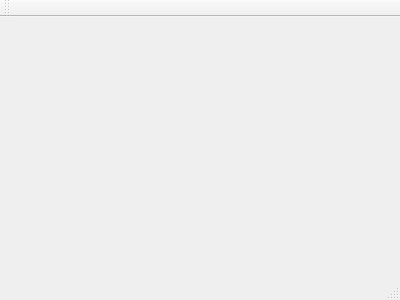
First picture: the form in mainwindow.ui, repository TheoFRASSI/GaleriePhotoIHM, before the edit.
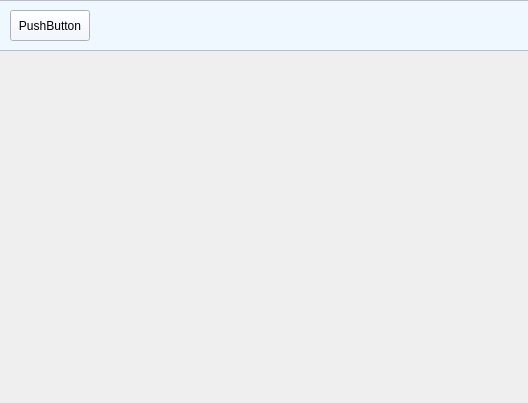
Second picture: the form after the edit. Icons and pictures are not drawn.

Patch:
```diff
--- a/mainwindow.ui
+++ b/mainwindow.ui
@@ -1,24 +1,499 @@
 <ui version="4.0">
  <class>MainWindow</class>
- <widget class="QMainWindow" name="MainWindow" >
-  <property name="geometry" >
+ <widget class="QMainWindow" name="MainWindow">
+  <property name="geometry">
    <rect>
     <x>0</x>
     <y>0</y>
-    <width>400</width>
-    <height>300</height>
+    <width>528</width>
+    <height>403</height>
    </rect>
   </property>
   <property name="windowTitle" >
    <string>MainWindow</string>
   </property>
-  <widget class="QMenuBar" name="menuBar" />
-  <widget class="QToolBar" name="mainToolBar" />
-  <widget class="QWidget" name="centralWidget" />
-  <widget class="QStatusBar" name="statusBar" />
+  <property name="windowIcon">
+   <iconset>
+    <normaloff>../../../Pictures/ImageProjetQt/gallery-icon.png</normaloff>../../../Pictures/ImageProjetQt/gallery-icon.png</iconset>
+  </property>
+  <widget class="QWidget" name="centralWidget">
+   <widget class="QFrame" name="frame">
+    <property name="geometry">
+     <rect>
+      <x>-10</x>
+      <y>0</y>
+      <width>541</width>
+      <height>51</height>
+     </rect>
+    </property>
+    <property name="palette">
+     <palette>
+      <active>
+       <colorrole role="WindowText">
+        <brush brushstyle="SolidPattern">
+         <color alpha="255">
+          <red>0</red>
+          <green>0</green>
+          <blue>0</blue>
+         </color>
+        </brush>
+       </colorrole>
+       <colorrole role="Button">
+        <brush brushstyle="SolidPattern">
+         <color alpha="255">
+          <red>240</red>
+          <green>248</green>
+          <blue>255</blue>
+         </color>
+        </brush>
+       </colorrole>
+       <colorrole role="Light">
+        <brush brushstyle="SolidPattern">
+         <color alpha="255">
+          <red>255</red>
+          <green>255</green>
+          <blue>255</blue>
+         </color>
+        </brush>
+       </colorrole>
+       <colorrole role="Midlight">
+        <brush brushstyle="SolidPattern">
+         <color alpha="255">
+          <red>247</red>
+          <green>251</green>
+          <blue>255</blue>
+         </color>
+        </brush>
+       </colorrole>
+       <colorrole role="Dark">
+        <brush brushstyle="SolidPattern">
+         <color alpha="255">
+          <red>120</red>
+          <green>124</green>
+          <blue>127</blue>
+         </color>
+        </brush>
+       </colorrole>
+       <colorrole role="Mid">
+        <brush brushstyle="SolidPattern">
+         <color alpha="255">
+          <red>160</red>
+          <green>165</green>
+          <blue>170</blue>
+         </color>
+        </brush>
+       </colorrole>
+       <colorrole role="Text">
+        <brush brushstyle="SolidPattern">
+         <color alpha="255">
+          <red>0</red>
+          <green>0</green>
+          <blue>0</blue>
+         </color>
+        </brush>
+       </colorrole>
+       <colorrole role="BrightText">
+        <brush brushstyle="SolidPattern">
+         <color alpha="255">
+          <red>255</red>
+          <green>255</green>
+          <blue>255</blue>
+         </color>
+        </brush>
+       </colorrole>
+       <colorrole role="ButtonText">
+        <brush brushstyle="SolidPattern">
+         <color alpha="255">
+          <red>0</red>
+          <green>0</green>
+          <blue>0</blue>
+         </color>
+        </brush>
+       </colorrole>
+       <colorrole role="Base">
+        <brush brushstyle="SolidPattern">
+         <color alpha="255">
+          <red>255</red>
+          <green>255</green>
+          <blue>255</blue>
+         </color>
+        </brush>
+       </colorrole>
+       <colorrole role="Window">
+        <brush brushstyle="SolidPattern">
+         <color alpha="255">
+          <red>240</red>
+          <green>248</green>
+          <blue>255</blue>
+         </color>
+        </brush>
+       </colorrole>
+       <colorrole role="Shadow">
+        <brush brushstyle="SolidPattern">
+         <color alpha="255">
+          <red>0</red>
+          <green>0</green>
+          <blue>0</blue>
+         </color>
+        </brush>
+       </colorrole>
+       <colorrole role="AlternateBase">
+        <brush brushstyle="SolidPattern">
+         <color alpha="255">
+          <red>247</red>
+          <green>251</green>
+          <blue>255</blue>
+         </color>
+        </brush>
+       </colorrole>
+       <colorrole role="ToolTipBase">
+        <brush brushstyle="SolidPattern">
+         <color alpha="255">
+          <red>255</red>
+          <green>255</green>
+          <blue>220</blue>
+         </color>
+        </brush>
+       </colorrole>
+       <colorrole role="ToolTipText">
+        <brush brushstyle="SolidPattern">
+         <color alpha="255">
+          <red>0</red>
+          <green>0</green>
+          <blue>0</blue>
+         </color>
+        </brush>
+       </colorrole>
+       <colorrole role="PlaceholderText">
+        <brush brushstyle="SolidPattern">
+         <color alpha="128">
+          <red>0</red>
+          <green>0</green>
+          <blue>0</blue>
+         </color>
+        </brush>
+       </colorrole>
+      </active>
+      <inactive>
+       <colorrole role="WindowText">
+        <brush brushstyle="SolidPattern">
+         <color alpha="255">
+          <red>0</red>
+          <green>0</green>
+          <blue>0</blue>
+         </color>
+        </brush>
+       </colorrole>
+       <colorrole role="Button">
+        <brush brushstyle="SolidPattern">
+         <color alpha="255">
+          <red>240</red>
+          <green>248</green>
+          <blue>255</blue>
+         </color>
+        </brush>
+       </colorrole>
+       <colorrole role="Light">
+        <brush brushstyle="SolidPattern">
+         <color alpha="255">
+          <red>255</red>
+          <green>255</green>
+          <blue>255</blue>
+         </color>
+        </brush>
+       </colorrole>
+       <colorrole role="Midlight">
+        <brush brushstyle="SolidPattern">
+         <color alpha="255">
+          <red>247</red>
+          <green>251</green>
+          <blue>255</blue>
+         </color>
+        </brush>
+       </colorrole>
+       <colorrole role="Dark">
+        <brush brushstyle="SolidPattern">
+         <color alpha="255">
+          <red>120</red>
+          <green>124</green>
+          <blue>127</blue>
+         </color>
+        </brush>
+       </colorrole>
+       <colorrole role="Mid">
+        <brush brushstyle="SolidPattern">
+         <color alpha="255">
+          <red>160</red>
+          <green>165</green>
+          <blue>170</blue>
+         </color>
+        </brush>
+       </colorrole>
+       <colorrole role="Text">
+        <brush brushstyle="SolidPattern">
+         <color alpha="255">
+          <red>0</red>
+          <green>0</green>
+          <blue>0</blue>
+         </color>
+        </brush>
+       </colorrole>
+       <colorrole role="BrightText">
+        <brush brushstyle="SolidPattern">
+         <color alpha="255">
+          <red>255</red>
+          <green>255</green>
+          <blue>255</blue>
+         </color>
+        </brush>
+       </colorrole>
+       <colorrole role="ButtonText">
+        <brush brushstyle="SolidPattern">
+         <color alpha="255">
+          <red>0</red>
+          <green>0</green>
+          <blue>0</blue>
+         </color>
+        </brush>
+       </colorrole>
+       <colorrole role="Base">
+        <brush brushstyle="SolidPattern">
+         <color alpha="255">
+          <red>255</red>
+          <green>255</green>
+          <blue>255</blue>
+         </color>
+        </brush>
+       </colorrole>
+       <colorrole role="Window">
+        <brush brushstyle="SolidPattern">
+         <color alpha="255">
+          <red>240</red>
+          <green>248</green>
+          <blue>255</blue>
+         </color>
+        </brush>
+       </colorrole>
+       <colorrole role="Shadow">
+        <brush brushstyle="SolidPattern">
+         <color alpha="255">
+          <red>0</red>
+          <green>0</green>
+          <blue>0</blue>
+         </color>
+        </brush>
+       </colorrole>
+       <colorrole role="AlternateBase">
+        <brush brushstyle="SolidPattern">
+         <color alpha="255">
+          <red>247</red>
+          <green>251</green>
+          <blue>255</blue>
+         </color>
+        </brush>
+       </colorrole>
+       <colorrole role="ToolTipBase">
+        <brush brushstyle="SolidPattern">
+         <color alpha="255">
+          <red>255</red>
+          <green>255</green>
+          <blue>220</blue>
+         </color>
+        </brush>
+       </colorrole>
+       <colorrole role="ToolTipText">
+        <brush brushstyle="SolidPattern">
+         <color alpha="255">
+          <red>0</red>
+          <green>0</green>
+          <blue>0</blue>
+         </color>
+        </brush>
+       </colorrole>
+       <colorrole role="PlaceholderText">
+        <brush brushstyle="SolidPattern">
+         <color alpha="128">
+          <red>0</red>
+          <green>0</green>
+          <blue>0</blue>
+         </color>
+        </brush>
+       </colorrole>
+      </inactive>
+      <disabled>
+       <colorrole role="WindowText">
+        <brush brushstyle="SolidPattern">
+         <color alpha="255">
+          <red>120</red>
+          <green>124</green>
+          <blue>127</blue>
+         </color>
+        </brush>
+       </colorrole>
+       <colorrole role="Button">
+        <brush brushstyle="SolidPattern">
+         <color alpha="255">
+          <red>240</red>
+          <green>248</green>
+          <blue>255</blue>
+         </color>
+        </brush>
+       </colorrole>
+       <colorrole role="Light">
+        <brush brushstyle="SolidPattern">
+         <color alpha="255">
+          <red>255</red>
+          <green>255</green>
+          <blue>255</blue>
+         </color>
+        </brush>
+       </colorrole>
+       <colorrole role="Midlight">
+        <brush brushstyle="SolidPattern">
+         <color alpha="255">
+          <red>247</red>
+          <green>251</green>
+          <blue>255</blue>
+         </color>
+        </brush>
+       </colorrole>
+       <colorrole role="Dark">
+        <brush brushstyle="SolidPattern">
+         <color alpha="255">
+          <red>120</red>
+          <green>124</green>
+          <blue>127</blue>
+         </color>
+        </brush>
+       </colorrole>
+       <colorrole role="Mid">
+        <brush brushstyle="SolidPattern">
+         <color alpha="255">
+          <red>160</red>
+          <green>165</green>
+          <blue>170</blue>
+         </color>
+        </brush>
+       </colorrole>
+       <colorrole role="Text">
+        <brush brushstyle="SolidPattern">
+         <color alpha="255">
+          <red>120</red>
+          <green>124</green>
+          <blue>127</blue>
+         </color>
+        </brush>
+       </colorrole>
+       <colorrole role="BrightText">
+        <brush brushstyle="SolidPattern">
+         <color alpha="255">
+          <red>255</red>
+          <green>255</green>
+          <blue>255</blue>
+         </color>
+        </brush>
+       </colorrole>
+       <colorrole role="ButtonText">
+        <brush brushstyle="SolidPattern">
+         <color alpha="255">
+          <red>120</red>
+          <green>124</green>
+          <blue>127</blue>
+         </color>
+        </brush>
+       </colorrole>
+       <colorrole role="Base">
+        <brush brushstyle="SolidPattern">
+         <color alpha="255">
+          <red>240</red>
+          <green>248</green>
+          <blue>255</blue>
+         </color>
+        </brush>
+       </colorrole>
+       <colorrole role="Window">
+        <brush brushstyle="SolidPattern">
+         <color alpha="255">
+          <red>240</red>
+          <green>248</green>
+          <blue>255</blue>
+         </color>
+        </brush>
+       </colorrole>
+       <colorrole role="Shadow">
+        <brush brushstyle="SolidPattern">
+         <color alpha="255">
+          <red>0</red>
+          <green>0</green>
+          <blue>0</blue>
+         </color>
+        </brush>
+       </colorrole>
+       <colorrole role="AlternateBase">
+        <brush brushstyle="SolidPattern">
+         <color alpha="255">
+          <red>240</red>
+          <green>248</green>
+          <blue>255</blue>
+         </color>
+        </brush>
+       </colorrole>
+       <colorrole role="ToolTipBase">
+        <brush brushstyle="SolidPattern">
+         <color alpha="255">
+          <red>255</red>
+          <green>255</green>
+          <blue>220</blue>
+         </color>
+        </brush>
+       </colorrole>
+       <colorrole role="ToolTipText">
+        <brush brushstyle="SolidPattern">
+         <color alpha="255">
+          <red>0</red>
+          <green>0</green>
+          <blue>0</blue>
+         </color>
+        </brush>
+       </colorrole>
+       <colorrole role="PlaceholderText">
+        <brush brushstyle="SolidPattern">
+         <color alpha="128">
+          <red>0</red>
+          <green>0</green>
+          <blue>0</blue>
+         </color>
+        </brush>
+       </colorrole>
+      </disabled>
+     </palette>
+    </property>
+    <property name="autoFillBackground">
+     <bool>true</bool>
+    </property>
+    <property name="frameShape">
+     <enum>QFrame::StyledPanel</enum>
+    </property>
+    <property name="frameShadow">
+     <enum>QFrame::Raised</enum>
+    </property>
+    <widget class="QPushButton" name="pushButton">
+     <property name="geometry">
+      <rect>
+       <x>20</x>
+       <y>10</y>
+       <width>80</width>
+       <height>31</height>
+      </rect>
+     </property>
+     <property name="text">
+      <string>PushButton</string>
+     </property>
+    </widget>
+   </widget>
+  </widget>
  </widget>
- <layoutDefault spacing="6" margin="11" />
- <pixmapfunction></pixmapfunction>
+ <layoutdefault spacing="6" margin="11"/>
  <resources/>
  <connections/>
 </ui>
```
Left out of the diff: 5 changed lines with no effect on the pictures.
